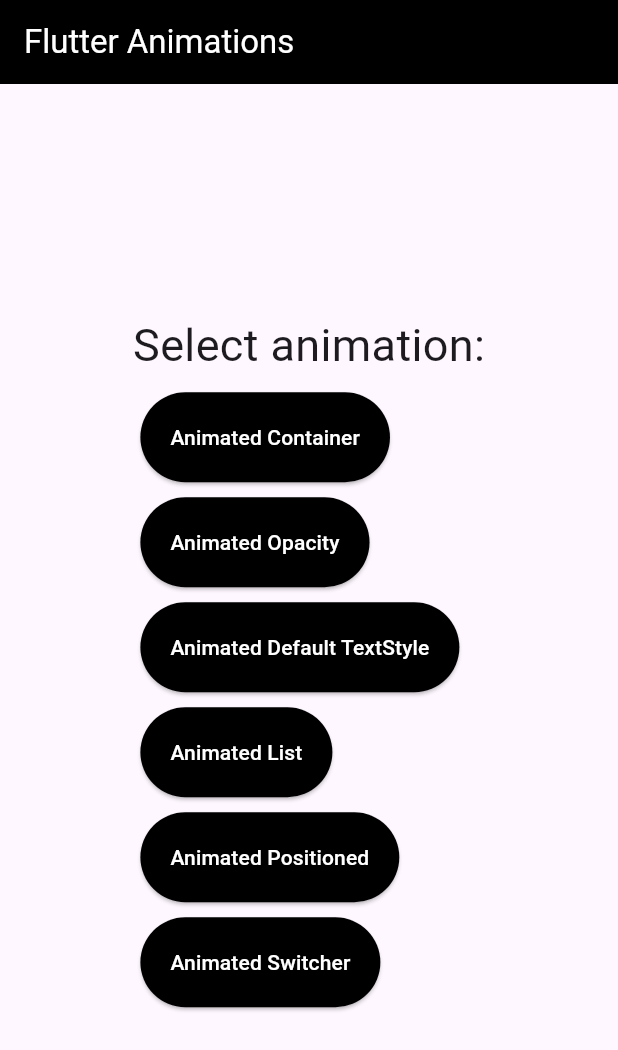
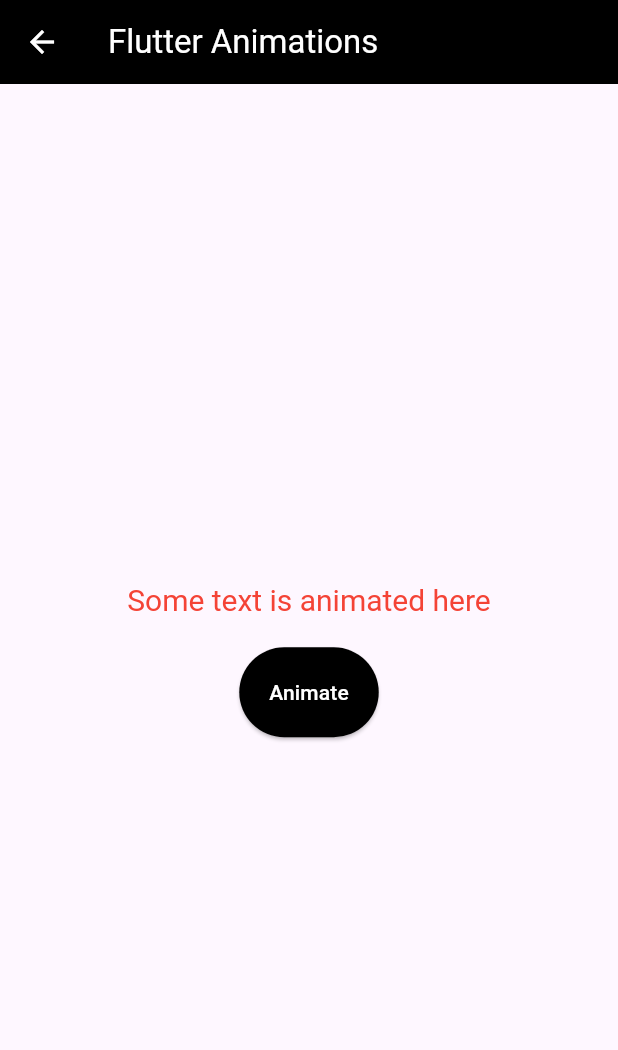
Before and after one commit to mernaislam/Flutter-Animations-pt1, a Flutter app: the screen it shows after launch, after a tap on "Animated Default TextStyle", on a phone screen of 412 x 824 dp. Shown: the top 1050 px of the screen. Run offline on Flutter 3.47's test engine with Material 3 defaults, Android fonts, the phone set to English and light mode, and no system bars; network calls fail.

Commit message:
feat: Add animated text style

```diff
--- a/flutter_animations_pt1/lib/main.dart
+++ b/flutter_animations_pt1/lib/main.dart
@@ -1,6 +1,7 @@
 import 'package:flutter/material.dart';
 import 'package:flutter_animations_pt1/screens/animated_container_screen.dart';
 import 'package:flutter_animations_pt1/screens/animated_opacity_screen.dart';
+import 'package:flutter_animations_pt1/screens/animated_text_style_screen.dart';
 import 'package:flutter_animations_pt1/screens/home_screen.dart';
 
 void main() {
@@ -19,6 +20,7 @@
         HomeScreen.id : (context) => const HomeScreen(),
         AnimatedContainerScreen.id : (context) => const AnimatedContainerScreen(),
         AnimatedOpacityScreen.id : (context) => const AnimatedOpacityScreen(),
+        AnimatedTextStyleScreen.id : (context) => const AnimatedTextStyleScreen(),
       },
       initialRoute: HomeScreen.id,
     );
--- /dev/null
+++ b/flutter_animations_pt1/lib/screens/animated_text_style_screen.dart
@@ -0,0 +1,58 @@
+import 'package:flutter/material.dart';
+import 'package:flutter_animations_pt1/core/helpers.dart';
+
+class AnimatedTextStyleScreen extends StatefulWidget {
+  const AnimatedTextStyleScreen({super.key});
+
+  static const id = 'Animated Default TextStyle';
+
+  @override
+  State<AnimatedTextStyleScreen> createState() => _AnimatedTextStyleScreenState();
+}
+
+class _AnimatedTextStyleScreenState extends State<AnimatedTextStyleScreen> {
+  bool toggle = false;
+
+  @override
+  Widget build(BuildContext context) {
+    return Scaffold(
+      appBar: AppBar(
+        title: const Text('Flutter Animations'),
+        backgroundColor: Colors.black,
+        foregroundColor: Colors.white,
+      ),
+      body: Center(
+        child: Column(
+          mainAxisAlignment: MainAxisAlignment.center,
+          children: [
+            AnimatedDefaultTextStyle(
+              duration: const Duration(
+                seconds: 1,
+              ),
+              style: TextStyle(
+                color: toggle ? Colors.black : Colors.red,
+                fontSize: toggle ? 30 : 20,
+                fontWeight: toggle ? FontWeight.bold : FontWeight.normal,
+              ),
+              child: const Text(
+                'Some text is animated here',
+              ),
+            ),
+            const SizedBox(height: 20,),
+            ElevatedButton(
+              onPressed: () {
+                setState(() {
+                  toggle = !toggle;
+                });
+              },
+              style: style(),
+              child: const Text(
+                'Animate',
+              ),
+            )
+          ],
+        ),
+      ),
+    );
+  }
+}
```
